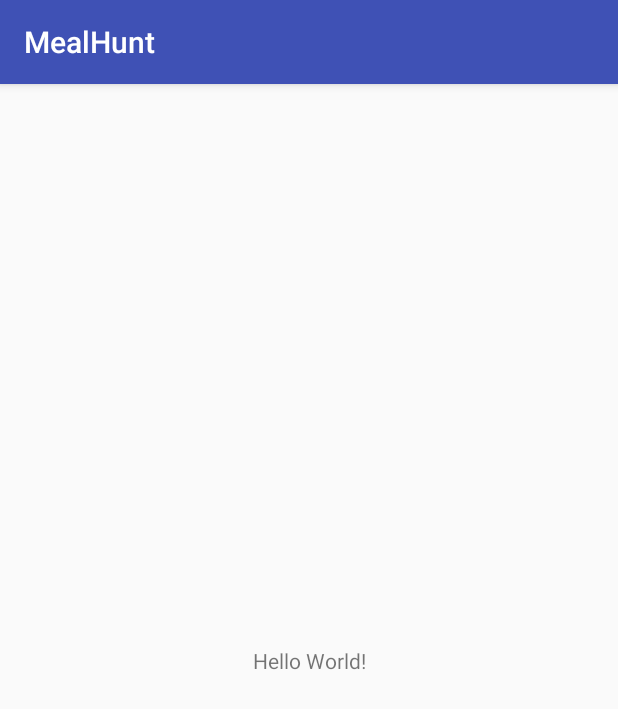
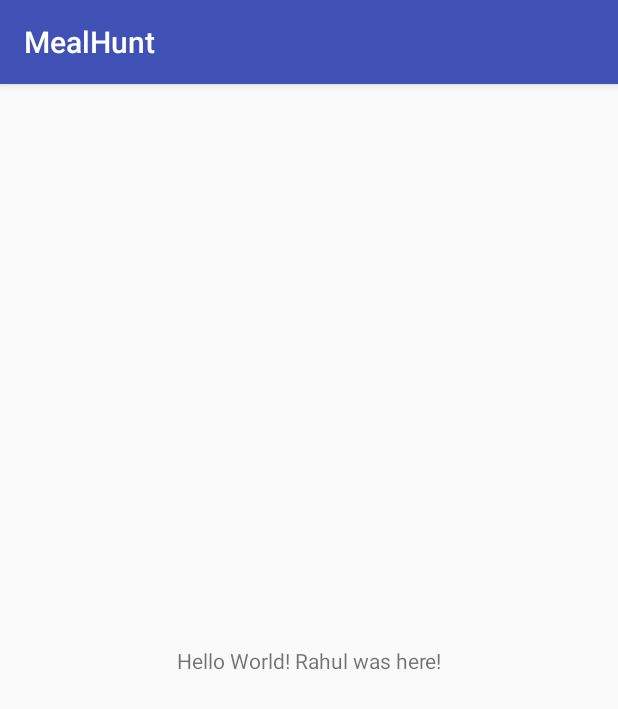
Before and after one commit to kjw26/MealHunt, an Android app: the screen it shows after launch (MainActivity), on a phone screen of 412 x 824 dp. Shown: the top 709 px of the screen. Run offline under Robolectric (Android 15) with nearby library versions, the phone set to English and light mode, and no system bars.

Commit message:
Changed the text to make sure everything's functioning properly.

```diff
--- a/app/src/main/res/layout/activity_main.xml
+++ b/app/src/main/res/layout/activity_main.xml
@@ -9,7 +9,7 @@
     <TextView
         android:layout_width="wrap_content"
         android:layout_height="wrap_content"
-        android:text="Hello World!"
+        android:text="Hello World! Rahul was here!"
         app:layout_constraintBottom_toBottomOf="parent"
         app:layout_constraintLeft_toLeftOf="parent"
         app:layout_constraintRight_toRightOf="parent"
```
